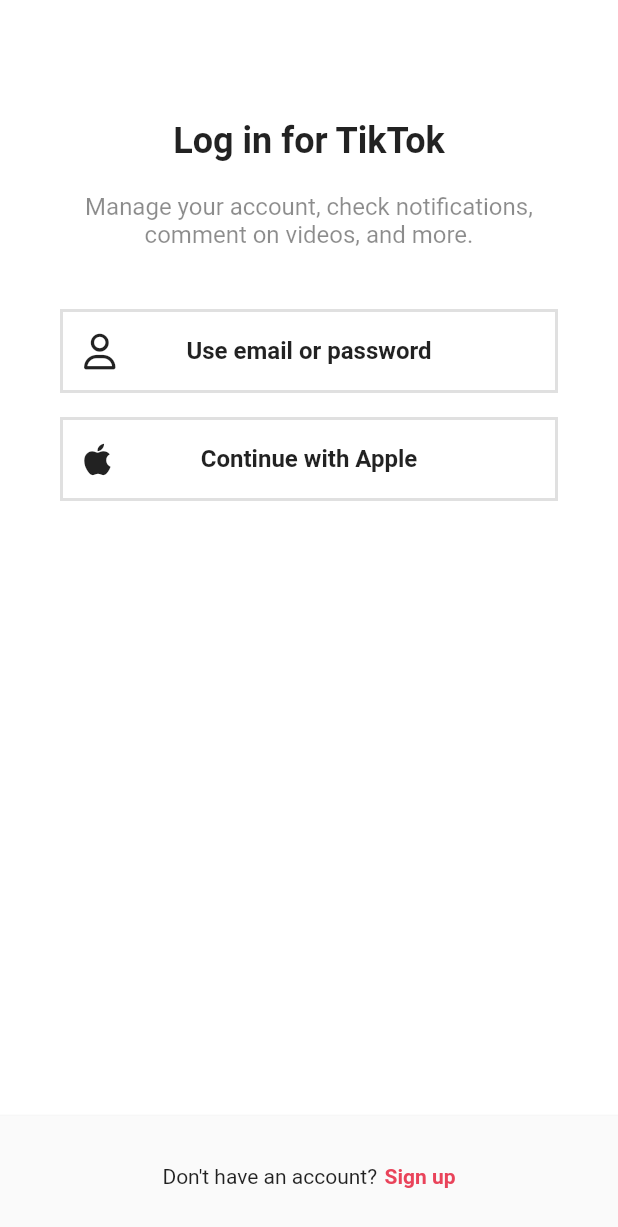
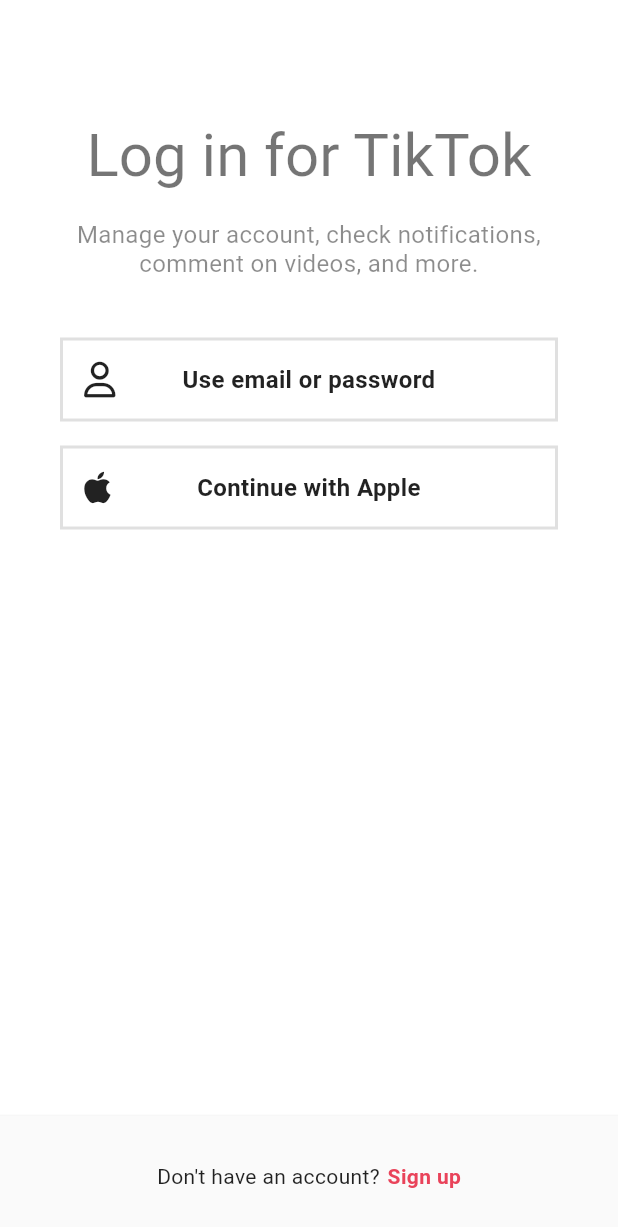
Before and after one commit to speardutch/tiktok_clone, a Flutter app: the screen it shows after launch, after a tap on "Log in", on a phone screen of 412 x 824 dp. Shown: the top 1227 px of the screen. Run offline on Flutter 3.47's test engine with Material 2 defaults, Android fonts, the phone set to English and light mode, and no system bars; our stand-ins replace font_awesome_flutter, google_fonts, video_player, visibility_detector.

Commit message:
15.2 TextTheme

```diff
--- a/lib/features/authentication/login_screen.dart
+++ b/lib/features/authentication/login_screen.dart
@@ -27,10 +27,9 @@ class LoginScreen extends StatelessWidget {
         child: Column(
           children: [
             Gaps.v80,
-            const Text(
+            Text(
               "Log in for TikTok",
-              style: TextStyle(
-                  fontSize: Sizes.size24, fontWeight: FontWeight.w700),
+              style: Theme.of(context).textTheme.headlineLarge,
             ),
             Gaps.v20,
             const Text(
--- a/lib/features/authentication/sign_up_screen.dart
+++ b/lib/features/authentication/sign_up_screen.dart
@@ -34,19 +34,18 @@ class SignUpScreen extends StatelessWidget {
             child: Column(
               children: [
                 Gaps.v80,
-                const Text(
+                Text(
                   "Sign up for TikTok",
-                  style: TextStyle(
-                      fontSize: Sizes.size24, fontWeight: FontWeight.w700),
+                  style: Theme.of(context).textTheme.headlineSmall!.copyWith(
+                        color: Colors.red,
+                      ),
                 ),
                 Gaps.v20,
-                const Opacity(
+                Opacity(
                   opacity: 0.7,
                   child: Text(
                     "Create a profile, follow other accounts, make your own videos, and more.",
-                    style: TextStyle(
-                      fontSize: Sizes.size16,
-                    ),
+                    style: Theme.of(context).textTheme.titleMedium,
                     textAlign: TextAlign.center,
                   ),
                 ),
--- a/lib/main.dart
+++ b/lib/main.dart
@@ -1,4 +1,5 @@
 import 'package:flutter/material.dart';
+import 'package:google_fonts/google_fonts.dart';
 import 'package:tiktok_clone/constants/sizes.dart';
 import 'package:tiktok_clone/features/authentication/sign_up_screen.dart';
 import 'package:tiktok_clone/features/inbox/activity_screen.dart';
@@ -21,6 +22,34 @@ class TikTokApp extends StatelessWidget {
       themeMode: ThemeMode.system,
       theme: ThemeData(
         brightness: Brightness.light,
+        textTheme: TextTheme(
+          displayLarge: GoogleFonts.openSans(
+              fontSize: 95, fontWeight: FontWeight.w300, letterSpacing: -1.5),
+          displayMedium: GoogleFonts.openSans(
+              fontSize: 59, fontWeight: FontWeight.w300, letterSpacing: -0.5),
+          displaySmall:
+              GoogleFonts.openSans(fontSize: 48, fontWeight: FontWeight.w400),
+          headlineMedium: GoogleFonts.openSans(
+              fontSize: 34, fontWeight: FontWeight.w400, letterSpacing: 0.25),
+          headlineSmall:
+              GoogleFonts.openSans(fontSize: 24, fontWeight: FontWeight.w400),
+          titleLarge: GoogleFonts.openSans(
+              fontSize: 20, fontWeight: FontWeight.w500, letterSpacing: 0.15),
+          titleMedium: GoogleFonts.openSans(
+              fontSize: 16, fontWeight: FontWeight.w400, letterSpacing: 0.15),
+          titleSmall: GoogleFonts.openSans(
+              fontSize: 14, fontWeight: FontWeight.w500, letterSpacing: 0.1),
+          bodyLarge: GoogleFonts.roboto(
+              fontSize: 16, fontWeight: FontWeight.w400, letterSpacing: 0.5),
+          bodyMedium: GoogleFonts.roboto(
+              fontSize: 14, fontWeight: FontWeight.w400, letterSpacing: 0.25),
+          labelLarge: GoogleFonts.roboto(
+              fontSize: 14, fontWeight: FontWeight.w500, letterSpacing: 1.25),
+          bodySmall: GoogleFonts.roboto(
+              fontSize: 12, fontWeight: FontWeight.w400, letterSpacing: 0.4),
+          labelSmall: GoogleFonts.roboto(
+              fontSize: 10, fontWeight: FontWeight.w400, letterSpacing: 1.5),
+        ),
         scaffoldBackgroundColor: Colors.white,
         primaryColor: const Color(0xFFE9435A),
         appBarTheme: const AppBarTheme(
--- a/pubspec.yaml
+++ b/pubspec.yaml
@@ -39,6 +39,8 @@ dependencies:
   font_awesome_flutter: 10.3.0
   video_player: 2.4.10
   visibility_detector: 0.3.3
+
+  google_fonts: 4.0.1
 
 dev_dependencies:
   flutter_test:
```
Also changed, not shown: pubspec.lock, 1 other file.
